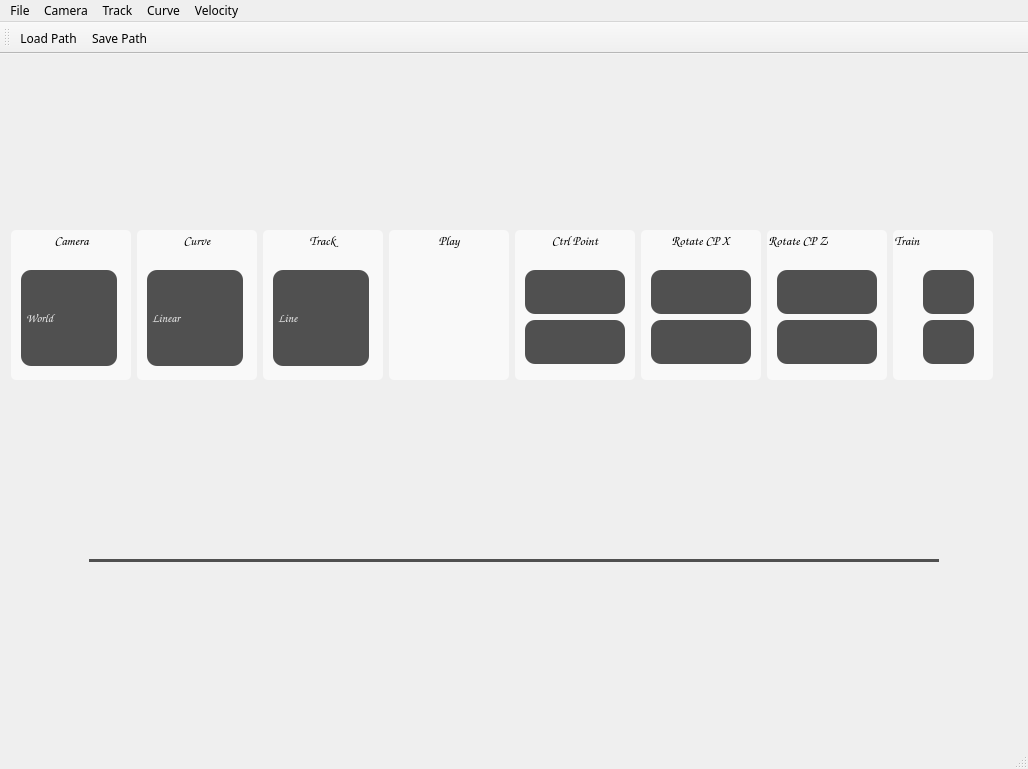
First picture: the form in Roller Coaster/AppMain.ui, repository B106Roger/computer-graphic-project3, before the edit.
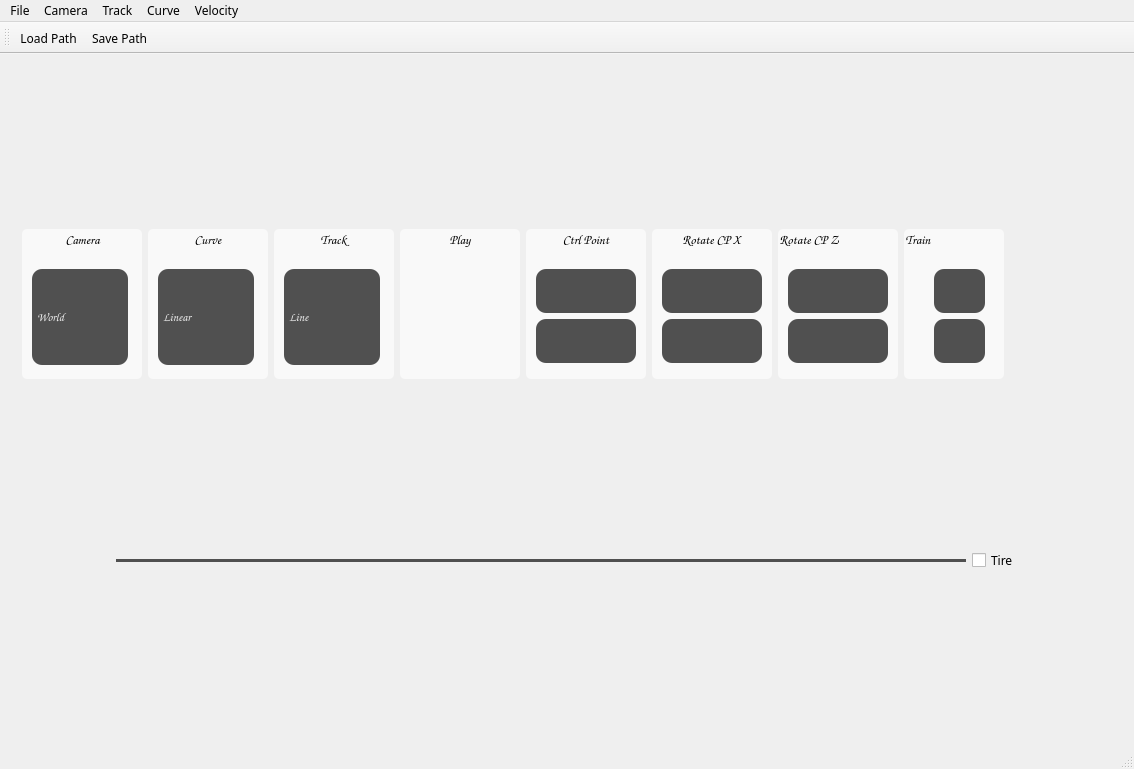
Second picture: the form after the edit. Icons and pictures are not drawn.

Commit message: 修正camera, 新增Tire UI

Patch:
```diff
--- a/Roller Coaster/AppMain.ui
+++ b/Roller Coaster/AppMain.ui
@@ -6,7 +6,7 @@
    <rect>
     <x>0</x>
     <y>0</y>
-    <width>1028</width>
+    <width>1134</width>
     <height>769</height>
    </rect>
   </property>
@@ -1123,6 +1123,13 @@
         </property>
        </widget>
       </item>
+      <item>
+       <widget class="QCheckBox" name="Tire">
+        <property name="text">
+         <string>Tire</string>
+        </property>
+       </widget>
+      </item>
       <item>
        <spacer name="horizontalSpacer_3">
         <property name="orientation">
@@ -1145,7 +1152,7 @@
     <rect>
      <x>0</x>
      <y>0</y>
-     <width>1028</width>
+     <width>1134</width>
      <height>21</height>
     </rect>
    </property>
```
The commit also changes 23 other files.
